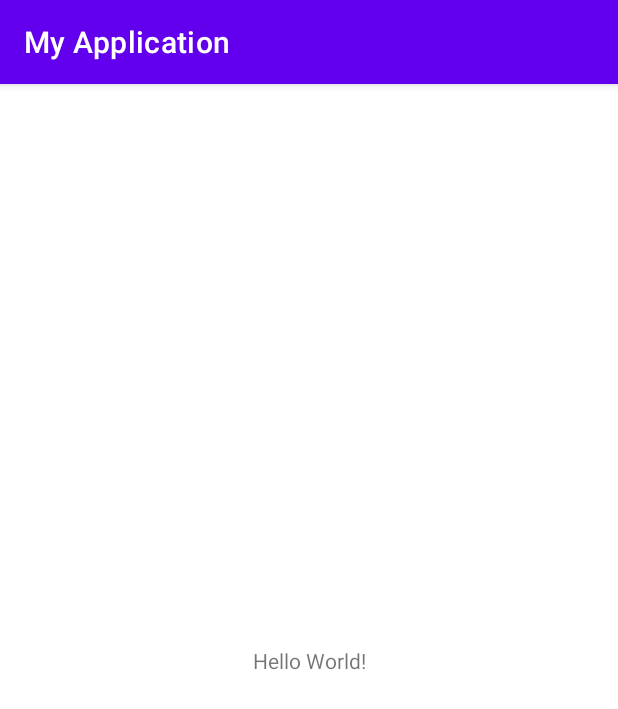
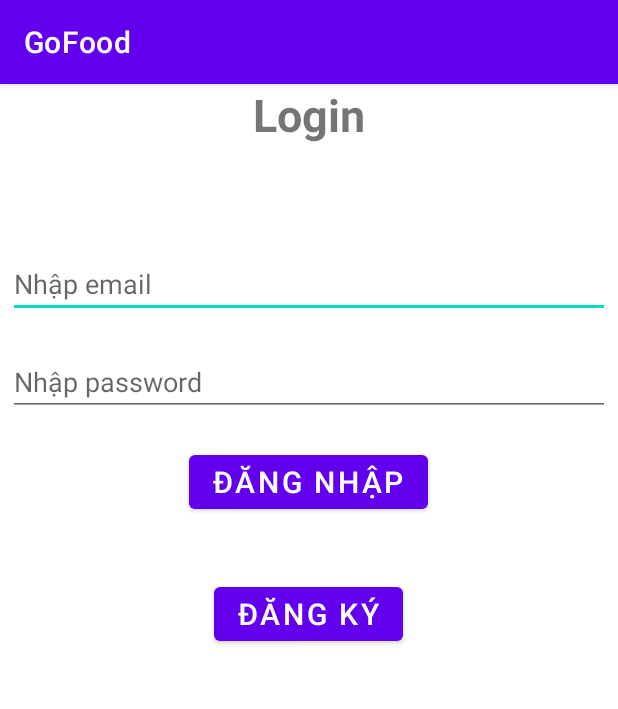
Before and after one commit to qhuy1901/GoFood, an Android app: the screen it shows after launch (MainActivity before the commit, LoginActivity after it), on a phone screen of 412 x 824 dp. Shown: the top 709 px of the screen. Run offline under Robolectric (Android 15) with nearby library versions, the phone set to English and light mode, and no system bars; our stand-ins replace Firebase (no records; nobody signed in at launch, a user with empty details on screens opened directly).

Commit message:
code login & register with firebase

```diff
--- /dev/null
+++ b/app/src/main/java/com/example/myapplication/LoginActivity.java
@@ -0,0 +1,69 @@
+package com.example.myapplication;
+
+import androidx.annotation.NonNull;
+import androidx.appcompat.app.AppCompatActivity;
+
+import android.app.ProgressDialog;
+import android.content.Intent;
+import android.os.Bundle;
+import android.view.View;
+import android.widget.Button;
+import android.widget.EditText;
+import android.widget.Toast;
+
+import com.google.android.gms.tasks.OnCompleteListener;
+import com.google.android.gms.tasks.Task;
+import com.google.firebase.auth.AuthResult;
+import com.google.firebase.auth.FirebaseAuth;
+import com.google.firebase.auth.FirebaseUser;
+
+public class LoginActivity extends AppCompatActivity {
+
+    @Override
+    protected void onCreate(Bundle savedInstanceState) {
+        super.onCreate(savedInstanceState);
+        setContentView(R.layout.activity_login);
+
+        FirebaseAuth mAuth;
+        mAuth = FirebaseAuth.getInstance();
+
+        // Khai báo các thành phần trong View
+        Button btnSwitchToRegisterActivity = (Button) findViewById(R.id.btnSwitchToRegisterActivity);
+        Button btnLogin = findViewById(R.id.btnLogin);
+        EditText edtEmail = (EditText) findViewById(R.id.edtEmail);
+        EditText edtPassword = (EditText) findViewById(R.id.edtPassword);
+        ProgressDialog progressDialog = new ProgressDialog(this);
+
+        // Xử lý sự kiện click button Đăng nhập
+        btnLogin.setOnClickListener(new View.OnClickListener()
+        {
+            @Override
+            public void onClick(View v) {
+                String email = edtEmail.getText().toString();
+                String password = edtPassword.getText().toString();
+                progressDialog.show();
+                mAuth.signInWithEmailAndPassword(email, password)
+                        .addOnCompleteListener(LoginActivity.this, new OnCompleteListener<AuthResult>() {
+                            @Override
+                            public void onComplete(@NonNull Task<AuthResult> task) {
+                                if (task.isSuccessful()) {
+                                    FirebaseUser user = mAuth.getCurrentUser();
+                                    Intent switchActivityIntent = new Intent(LoginActivity.this, MainActivity.class);
+                                    startActivity(switchActivityIntent);
+                                } else {
+                                    Toast.makeText(LoginActivity.this, "Authentication failed.", Toast.LENGTH_SHORT).show();
+                                }
+                            }
+                        });
+            }
+        });
+        // Xử lý sự kiện click button đăng kí
+        btnSwitchToRegisterActivity.setOnClickListener(new View.OnClickListener() {
+            @Override
+            public void onClick(View view) {
+                Intent switchActivityIntent = new Intent(LoginActivity.this, RegisterActivity.class);
+                startActivity(switchActivityIntent);
+            }
+        });
+    }
+}
--- /dev/null
+++ b/app/src/main/res/layout/activity_login.xml
@@ -0,0 +1,56 @@
+<?xml version="1.0" encoding="utf-8"?>
+<LinearLayout
+    xmlns:android="http://schemas.android.com/apk/res/android"
+    xmlns:tools="http://schemas.android.com/tools"
+    xmlns:app="http://schemas.android.com/apk/res-auto"
+    android:layout_width="match_parent"
+    android:layout_height="match_parent"
+    android:orientation="vertical"
+    tools:context=".LoginActivity">
+
+    <TextView
+        android:textStyle="bold"
+        android:layout_gravity="center"
+        android:textSize="30sp"
+        android:layout_width="wrap_content"
+        android:layout_height="wrap_content"
+        android:text="Login"
+        app:layout_constraintBottom_toBottomOf="parent"
+        app:layout_constraintLeft_toLeftOf="parent"
+        app:layout_constraintRight_toRightOf="parent"
+        app:layout_constraintTop_toTopOf="parent" />
+    <EditText
+        android:id="@+id/edtEmail"
+        android:layout_width="match_parent"
+        android:layout_height="wrap_content"
+        android:layout_marginLeft="5dp"
+        android:layout_marginTop="70dp"
+        android:layout_marginRight="5dp"
+        android:hint="Nhập email"/>
+
+    <EditText
+        android:id="@+id/edtPassword"
+        android:layout_width="match_parent"
+        android:layout_height="wrap_content"
+        android:layout_marginLeft="5dp"
+        android:layout_marginTop="20dp"
+        android:layout_marginRight="5dp"
+        android:hint="Nhập password"/>
+    <Button
+        android:text="Đăng nhập"
+        android:layout_gravity="center"
+        android:layout_margin="20dp"
+        android:id="@+id/btnLogin"
+        android:layout_width="wrap_content"
+        android:layout_height="wrap_content"
+        android:textSize="20sp"/>
+    <Button
+        android:text="Đăng ký"
+        android:layout_gravity="center"
+        android:layout_margin="20dp"
+        android:id="@+id/btnSwitchToRegisterActivity"
+        android:layout_width="wrap_content"
+        android:layout_height="wrap_content"
+        android:textSize="20sp"/>
+
+  </LinearLayout>
--- a/app/src/main/res/layout/activity_main.xml
+++ b/app/src/main/res/layout/activity_main.xml
@@ -1,5 +1,5 @@
 <?xml version="1.0" encoding="utf-8"?>
-<androidx.constraintlayout.widget.ConstraintLayout xmlns:android="http://schemas.android.com/apk/res/android"
+<LinearLayout xmlns:android="http://schemas.android.com/apk/res/android"
     xmlns:app="http://schemas.android.com/apk/res-auto"
     xmlns:tools="http://schemas.android.com/tools"
     android:layout_width="match_parent"
@@ -9,10 +9,10 @@
     <TextView
         android:layout_width="wrap_content"
         android:layout_height="wrap_content"
-        android:text="Hello World!"
+        android:text="Đăng nhập thành công!"
         app:layout_constraintBottom_toBottomOf="parent"
         app:layout_constraintLeft_toLeftOf="parent"
         app:layout_constraintRight_toRightOf="parent"
         app:layout_constraintTop_toTopOf="parent" />
 
-</androidx.constraintlayout.widget.ConstraintLayout>
+</LinearLayout>
--- /dev/null
+++ b/app/src/main/res/values-land/dimens.xml
@@ -0,0 +1,3 @@
+<resources>
+    <dimen name="activity_horizontal_margin">48dp</dimen>
+</resources>
--- /dev/null
+++ b/app/src/main/res/values-w1240dp/dimens.xml
@@ -0,0 +1,3 @@
+<resources>
+    <dimen name="activity_horizontal_margin">200dp</dimen>
+</resources>
--- /dev/null
+++ b/app/src/main/res/values-w600dp/dimens.xml
@@ -0,0 +1,3 @@
+<resources>
+    <dimen name="activity_horizontal_margin">48dp</dimen>
+</resources>
--- /dev/null
+++ b/app/src/main/res/values/dimens.xml
@@ -0,0 +1,5 @@
+<resources>
+    <!-- Default screen margins, per the Android Design guidelines. -->
+    <dimen name="activity_horizontal_margin">16dp</dimen>
+    <dimen name="activity_vertical_margin">16dp</dimen>
+</resources>
--- a/build.gradle
+++ b/build.gradle
@@ -6,7 +6,7 @@ buildscript {
     }
     dependencies {
         classpath "com.android.tools.build:gradle:7.0.4"
-
+        classpath "com.google.gms:google-services:4.3.10"
         // NOTE: Do not place your application dependencies here; they belong
         // in the individual module build.gradle files
     }
```
Also changed, not shown: app/build.gradle (+16 -0 lines), app/src/main/AndroidManifest.xml (+10 -5 lines), app/src/main/java/com/example/myapplication/MainActivity.java (+12 -0 lines), app/src/main/java/com/example/myapplication/RegisterActivity.java (added, +63 -0 lines), app/src/main/res/layout/activity_register.xml (added, +35 -0 lines), app/src/main/res/values/strings.xml (+10 -0 lines), 1 other file.
